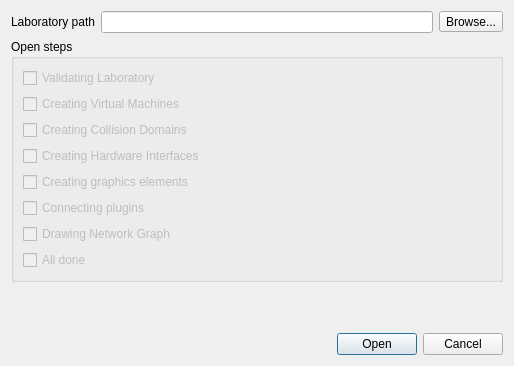
The window that ui/openLab.ui (slux83/visual-netkit) describes before a commit, drawn with Qt 5.
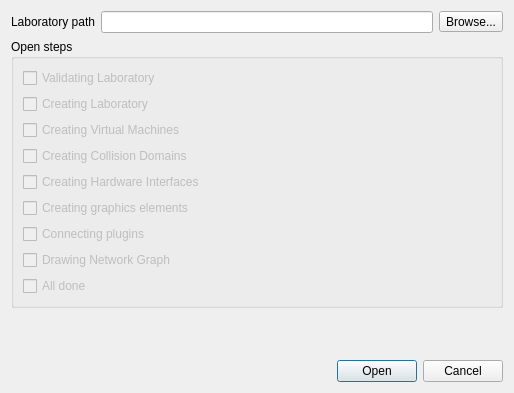
The same window after the commit. Icons and pictures are not drawn.

Commit message: UC-OpenLaboratory - deleted "date" from laboratory - steps done: create collision domains and lab

Patch:
```diff
--- a/ui/openLab.ui
+++ b/ui/openLab.ui
@@ -6,7 +6,7 @@
     <x>0</x>
     <y>0</y>
     <width>514</width>
-    <height>366</height>
+    <height>393</height>
    </rect>
   </property>
   <property name="windowTitle" >
@@ -54,7 +54,7 @@
      </property>
      <layout class="QVBoxLayout" name="verticalLayout" >
       <item>
-       <widget class="QCheckBox" name="checkBox_1" >
+       <widget class="QCheckBox" name="checkBox_0" >
         <property name="enabled" >
          <bool>false</bool>
         </property>
@@ -66,6 +66,16 @@
         </property>
        </widget>
       </item>
+      <item>
+       <widget class="QCheckBox" name="checkBox_1" >
+        <property name="enabled" >
+         <bool>false</bool>
+        </property>
+        <property name="text" >
+         <string>Creating Laboratory</string>
+        </property>
+       </widget>
+      </item>
       <item>
        <widget class="QCheckBox" name="checkBox_2" >
         <property name="enabled" >
```
The commit also changes 4 other files.
